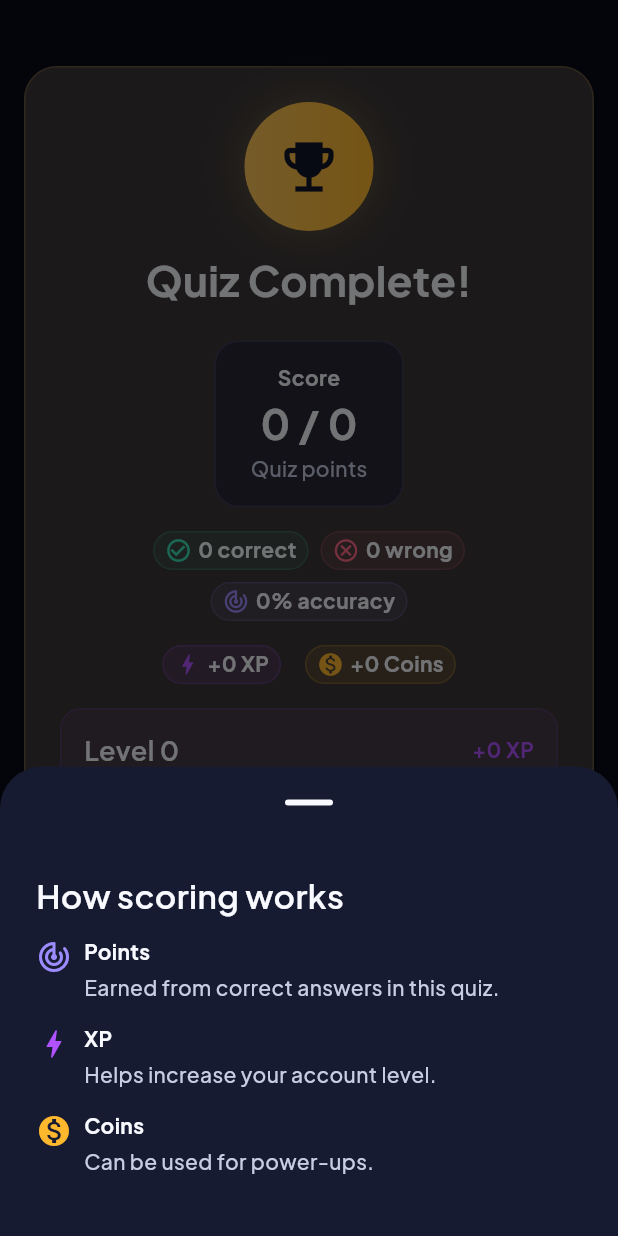
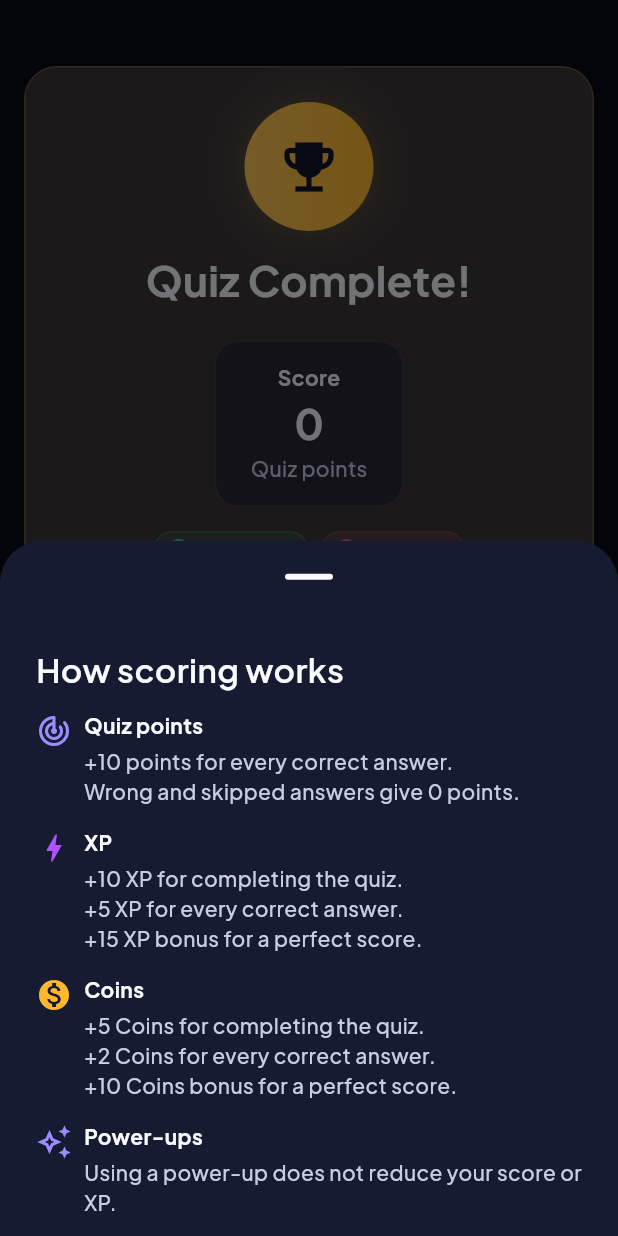
Before and after one commit to Sushantspatil/Gamified-learning, a Flutter app: the QuizResultView widget shown alone on an empty page, opened directly with empty values, after a tap on "How scoring works", on a phone screen of 412 x 824 dp. Run offline on Flutter 3.47's test engine with Material 3 defaults, Android fonts, the phone set to English and light mode, and no system bars; our stand-ins replace equatable, flutter_riverpod, go_router, google_fonts, shared_preferences; accounts and stored records are empty; network calls fail.

Commit message:
feat(quiz): implement deterministic quiz scoring and result handling

```diff
--- a/lib/features/quiz/data/datasources/mock/quiz_mock_datasource.dart
+++ b/lib/features/quiz/data/datasources/mock/quiz_mock_datasource.dart
@@ -10,6 +10,13 @@ const _correctAnswerXp = 5;
 const _perfectBonusXp = 10;
 const _completionCoins = 10;
 const _accuracyBonusCoins = 5;
+const _mcqCorrectAnswerPoints = 10;
+const _mcqCompletionXp = 10;
+const _mcqCorrectAnswerXp = 5;
+const _mcqPerfectBonusXp = 15;
+const _mcqCompletionCoins = 5;
+const _mcqCorrectAnswerCoins = 2;
+const _mcqPerfectBonusCoins = 10;
 
 /// MOCK DATA — this is the ONLY place scoring math happens. Replace the
 /// binding in quiz_providers.dart with a datasource that calls a Cloud
@@ -27,7 +34,7 @@ class QuizMockDatasource implements QuizDatasource {
       (McqQuestion q, McqAnswer a) => _evaluateOptionBased(
         q.correctOptionId,
         a.selectedOptionId,
-        q.points,
+        _mcqCorrectAnswerPoints,
       ),
       (SuddenDeathQuestion q, SuddenDeathAnswer a) => _evaluateOptionBased(
         q.correctOptionId,
@@ -134,14 +141,37 @@ class QuizMockDatasource implements QuizDatasource {
     }
 
     final metric = _metricForSession(session);
+    final isMcq = session.quizType == QuestionType.mcq;
+    if (isMcq) {
+      earned = metric.correct * _mcqCorrectAnswerPoints;
+      max = metric.total * _mcqCorrectAnswerPoints;
+    }
     final streakCount = session.quizType == QuestionType.suddenDeath
         ? metric.correct
         : 0;
     final completedAt = session.completedAt;
     final perfect = metric.total > 0 && metric.correct == metric.total;
     final accuracy = metric.total == 0 ? 0 : metric.correct / metric.total;
-    final xpBreakdown = [
-      const RewardBreakdownItem(key: 'completion_xp', amount: _completionXp),
+    final xpBreakdown = isMcq
+        ? [
+            const RewardBreakdownItem(
+              key: 'completion_xp',
+              amount: _mcqCompletionXp,
+            ),
+            RewardBreakdownItem(
+              key: 'correct_answer_xp',
+              amount: metric.correct * _mcqCorrectAnswerXp,
+            ),
+            RewardBreakdownItem(
+              key: 'perfect_bonus_xp',
+              amount: perfect ? _mcqPerfectBonusXp : 0,
+            ),
+          ]
+        : [
+            const RewardBreakdownItem(
+              key: 'completion_xp',
+              amount: _completionXp,
+            ),
             RewardBreakdownItem(
               key: 'correct_answer_xp',
               amount: metric.correct * _correctAnswerXp,
@@ -151,7 +181,22 @@ class QuizMockDatasource implements QuizDatasource {
               amount: perfect ? _perfectBonusXp : 0,
             ),
           ];
-    final coinBreakdown = [
+    final coinBreakdown = isMcq
+        ? [
+            const RewardBreakdownItem(
+              key: 'completion_coins',
+              amount: _mcqCompletionCoins,
+            ),
+            RewardBreakdownItem(
+              key: 'correct_answer_coins',
+              amount: metric.correct * _mcqCorrectAnswerCoins,
+            ),
+            RewardBreakdownItem(
+              key: 'perfect_bonus_coins',
+              amount: perfect ? _mcqPerfectBonusCoins : 0,
+            ),
+          ]
+        : [
             const RewardBreakdownItem(
               key: 'completion_coins',
               amount: _completionCoins,
--- a/lib/features/quiz/domain/entities/quiz_result.dart
+++ b/lib/features/quiz/domain/entities/quiz_result.dart
@@ -42,19 +42,22 @@ class QuizRewardBreakdown extends Equatable {
   final List<RewardBreakdownItem> score;
   final List<RewardBreakdownItem> xp;
   final List<RewardBreakdownItem> coins;
+  final List<RewardBreakdownItem> levelUp;
 
   const QuizRewardBreakdown({
     this.score = const [],
     this.xp = const [],
     this.coins = const [],
+    this.levelUp = const [],
   });
 
   bool get hasScore => score.any((item) => item.amount != 0);
   bool get hasXp => xp.any((item) => item.amount != 0);
   bool get hasCoins => coins.any((item) => item.amount != 0);
+  bool get hasLevelUp => levelUp.any((item) => item.amount != 0);
 
   @override
-  List<Object?> get props => [score, xp, coins];
+  List<Object?> get props => [score, xp, coins, levelUp];
 }
 
 class QuizLevelProgress extends Equatable {
--- a/lib/features/quiz/presentation/widgets/quiz_result_view.dart
+++ b/lib/features/quiz/presentation/widgets/quiz_result_view.dart
@@ -118,7 +118,7 @@ class QuizResultView extends StatelessWidget {
                 _RewardBreakdowns(result: result),
                 const SizedBox(height: AppSpacing.sm),
                 TextButton.icon(
-                  onPressed: () => _showScoringSheet(context),
+                  onPressed: () => _showScoringSheet(context, result.quizType),
                   icon: const Icon(Icons.info_outline, size: 18),
                   label: const Text('How scoring works'),
                 ),
@@ -171,7 +171,9 @@ class _ScorePanel extends StatelessWidget {
             Text('Score', style: context.appTextStyles.labelLarge),
             const SizedBox(height: AppSpacing.xs),
             Text(
-              '${result.score.earnedPoints} / ${result.score.maxPoints}',
+              result.score.maxPoints > 0
+                  ? '${result.score.earnedPoints} / ${result.score.maxPoints}'
+                  : '${result.score.earnedPoints}',
               style: context.appTextStyles.displayMedium,
             ),
             const SizedBox(height: AppSpacing.xs),
@@ -244,14 +246,30 @@ class _RewardBreakdowns extends StatelessWidget {
           title: 'XP earned',
           unit: 'XP',
           color: AppColors.xpPurple,
-          items: breakdown.xp,
+          items: result.quizType == QuestionType.mcq
+              ? breakdown.xp
+                    .where((item) => item.key != 'speed_bonus_xp')
+                    .toList(growable: false)
+              : breakdown.xp,
         ),
       if (breakdown.hasCoins)
         _BreakdownSection(
           title: 'Coins',
           unit: '',
           color: AppColors.coinGold,
-          items: breakdown.coins,
+          items: result.quizType == QuestionType.mcq
+              ? breakdown.coins
+                    .where((item) => item.key != 'accuracy_bonus_coins')
+                    .toList(growable: false)
+              : breakdown.coins,
+        ),
+      if (breakdown.hasLevelUp)
+        _BreakdownSection(
+          title: 'Level up bonus',
+          unit: '',
+          color: context.themeColors.primary,
+          items: breakdown.levelUp,
+          formatAmount: _formatLevelUpAmount,
         ),
     ];
 
@@ -350,12 +368,14 @@ class _BreakdownSection extends StatelessWidget {
   final String unit;
   final Color color;
   final List<RewardBreakdownItem> items;
+  final String Function(RewardBreakdownItem item)? formatAmount;
 
   const _BreakdownSection({
     required this.title,
     required this.unit,
     required this.color,
     required this.items,
+    this.formatAmount,
   });
 
   @override
@@ -390,6 +410,7 @@ class _BreakdownSection extends StatelessWidget {
                     ),
                     const SizedBox(width: AppSpacing.sm),
                     Text(
+                      formatAmount?.call(item) ??
                           '+${item.amount}${unit.isEmpty ? '' : ' $unit'}',
                       style: context.appTextStyles.labelLarge.copyWith(
                         color: colors.textPrimary,
@@ -555,9 +576,14 @@ String _friendlyRewardLabel(String key) {
     'completion_xp' => 'Quiz completion',
     'correct_answer_xp' => 'Correct answers',
     'perfect_bonus_xp' => 'Perfect score bonus',
+    'speed_bonus_xp' => 'Speed bonus XP',
     'completion_coins' => 'Quiz completion',
+    'correct_answer_coins' => 'Correct answers',
+    'perfect_bonus_coins' => 'Perfect score bonus',
     'accuracy_bonus_coins' => 'Accuracy bonus',
-    'level_up_bonus_coins' => 'Level up bonus',
+    'level_up_bonus_xp' => 'XP',
+    'level_up_bonus_coins' => 'Coins',
+    'level_up_bonus_gems' => 'Gems',
     _ =>
       key
           .split('_')
@@ -567,12 +593,24 @@ String _friendlyRewardLabel(String key) {
   };
 }
 
-void _showScoringSheet(BuildContext context) {
+String _formatLevelUpAmount(RewardBreakdownItem item) {
+  final unit = switch (item.key) {
+    'level_up_bonus_xp' => ' XP',
+    'level_up_bonus_coins' => ' Coins',
+    'level_up_bonus_gems' => ' Gems',
+    _ => '',
+  };
+  return '+${item.amount}$unit';
+}
+
+void _showScoringSheet(BuildContext context, QuestionType quizType) {
+  final isMcq = quizType == QuestionType.mcq;
   showModalBottomSheet<void>(
     context: context,
     showDragHandle: true,
     builder: (context) {
       return SafeArea(
+        child: SingleChildScrollView(
           child: Padding(
             padding: AppSpacing.paddingLg,
             child: Column(
@@ -586,23 +624,42 @@ void _showScoringSheet(BuildContext context) {
                 const SizedBox(height: AppSpacing.md),
                 _ScoringInfoRow(
                   icon: Icons.track_changes_rounded,
-                title: 'Points',
-                body: 'Earned from correct answers in this quiz.',
+                  title: isMcq ? 'Quiz points' : 'Points',
+                  body: isMcq
+                      ? '+10 points for every correct answer.\n'
+                            'Wrong and skipped answers give 0 points.'
+                      : 'Earned from correct answers in this quiz.',
                   color: context.themeColors.primary,
                 ),
                 _ScoringInfoRow(
                   icon: Icons.bolt,
                   title: 'XP',
-                body: 'Helps increase your account level.',
+                  body: isMcq
+                      ? '+10 XP for completing the quiz.\n'
+                            '+5 XP for every correct answer.\n'
+                            '+15 XP bonus for a perfect score.'
+                      : 'Helps increase your account level.',
                   color: AppColors.xpPurple,
                 ),
                 _ScoringInfoRow(
                   icon: Icons.monetization_on,
                   title: 'Coins',
-                body: 'Can be used for power-ups.',
+                  body: isMcq
+                      ? '+5 Coins for completing the quiz.\n'
+                            '+2 Coins for every correct answer.\n'
+                            '+10 Coins bonus for a perfect score.'
+                      : 'Can be used for power-ups.',
                   color: AppColors.coinGold,
                 ),
+                if (isMcq)
+                  _ScoringInfoRow(
+                    icon: Icons.auto_awesome_outlined,
+                    title: 'Power-ups',
+                    body: 'Using a power-up does not reduce your score or XP.',
+                    color: context.themeColors.primary,
+                  ),
               ],
+            ),
           ),
         ),
       );
```
Also changed, not shown: lib/core/network/dtos/quiz_dtos.dart (+42 -22 lines), lib/features/quiz/data/datasources/remote/quiz_remote_datasource.dart (+54 -31 lines), 3 other files. Lines whose indentation alone changed are shown as unchanged.
